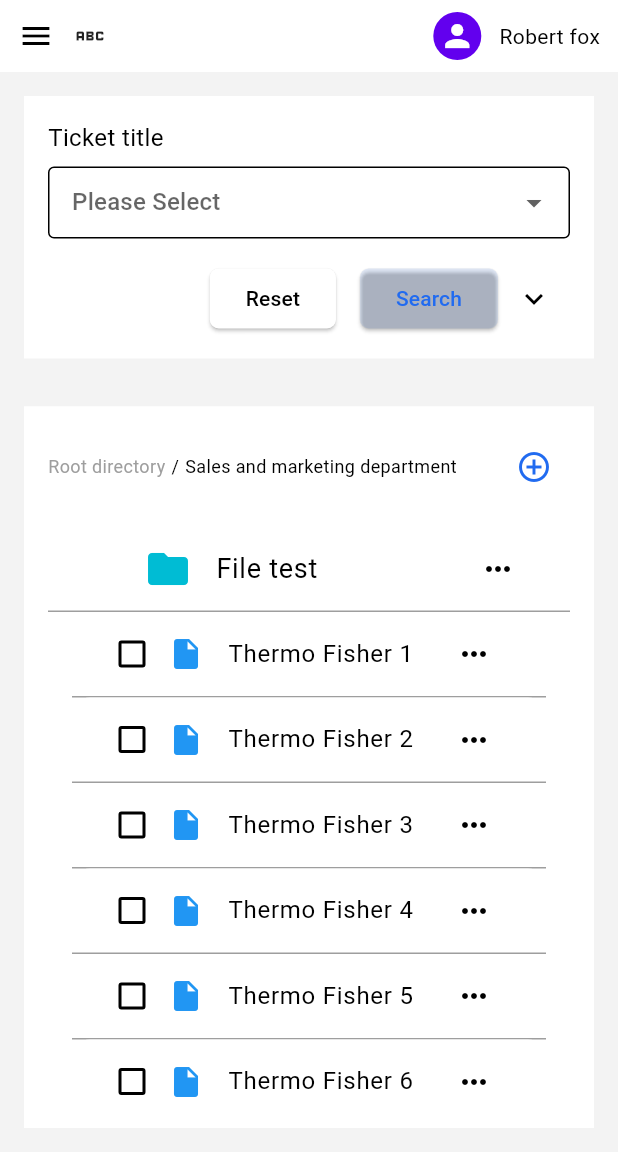
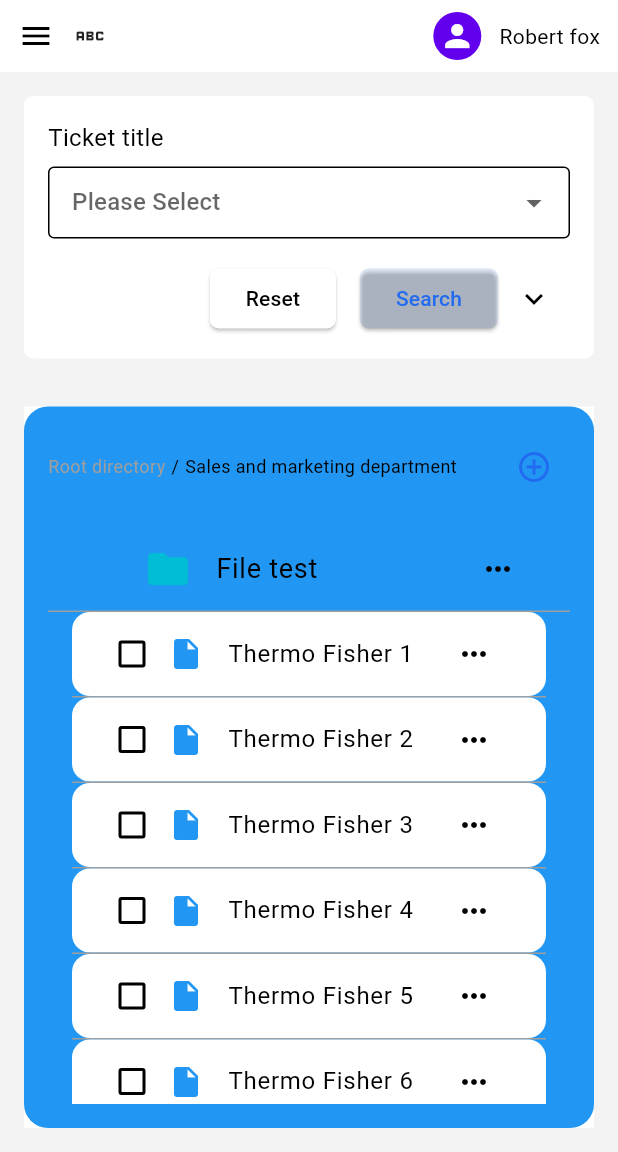
Before and after one commit to Mok-CC/WorkOrder_Management, a Flutter app: the screen it shows after launch, on a phone screen of 412 x 824 dp, the part 84-1236 px from its top. Run offline on Flutter 3.47's test engine with Material 3 defaults, Android fonts, the phone set to English and light mode, and no system bars; our stand-ins replace jiffy; missing offline and left inert: pluto_grid, shadcn_ui.

Commit message:
style home page radius

```diff
--- a/lib/pages/work_department.dart
+++ b/lib/pages/work_department.dart
@@ -366,10 +366,11 @@
   @override
   Widget build(BuildContext context) {
     return Scaffold(
-      body: Padding(
-          padding: EdgeInsets.all(16.0),
-          child: Container(
-            color: Colors.white,
+      body: Container(
+        padding: const EdgeInsets.all(16),
+        decoration: BoxDecoration(
+            color: Colors.blue,
+            borderRadius: BorderRadius.all(Radius.circular(16))),
         child: Column(
           crossAxisAlignment: CrossAxisAlignment.start,
           children: [
@@ -395,8 +396,7 @@
                       size: 24,
                       color: AppColors.primaryColor,
                     ),
-                        onPressed:
-                            null, // 不需要在这里设置 onPressed，PopupMenuButton 会自动处理
+                    onPressed: null, // 不需要在这里设置 onPressed，PopupMenuButton 会自动处理
                   ),
                   itemBuilder: (BuildContext context) =>
                       <PopupMenuEntry<String>>[
@@ -531,11 +531,9 @@
                                         'title': 'Create Work Order',
                                         'isEdit': true,
                                         'workOrderData': {
-                                              'name':
-                                                  'Thermo Fisher ${index + 1}',
+                                          'name': 'Thermo Fisher ${index + 1}',
                                           'creationTime': 'creationTime',
-                                              'workOrderNumber':
-                                                  'workOrderNumber',
+                                          'workOrderNumber': 'workOrderNumber',
                                           'handler': 'Mok1',
                                         }
                                       });
@@ -561,7 +559,7 @@
             )),
           ],
         ),
-          )),
+      ),
       // 底部弹框
       bottomSheet: _isAnyChecked
           ? Container(
--- a/lib/pages/work_order.dart
+++ b/lib/pages/work_order.dart
@@ -79,13 +79,14 @@
                 color: AppColors.backgroundColor,
                 child: Column(children: [
                   Container(
-                    color: Colors.white,
+                    decoration: BoxDecoration(
+                        color: Colors.white,
+                        borderRadius: BorderRadius.all(Radius.circular(6))),
                     margin: const EdgeInsets.all(16),
                     child: WorkSelect(),
                   ),
                   Expanded(
                     child: Container(
-                      color: Colors.white,
                       margin: const EdgeInsets.all(16),
                       child: WorkDepartmentPage(),
                     ),
```
Lines whose indentation alone changed are shown as unchanged.
